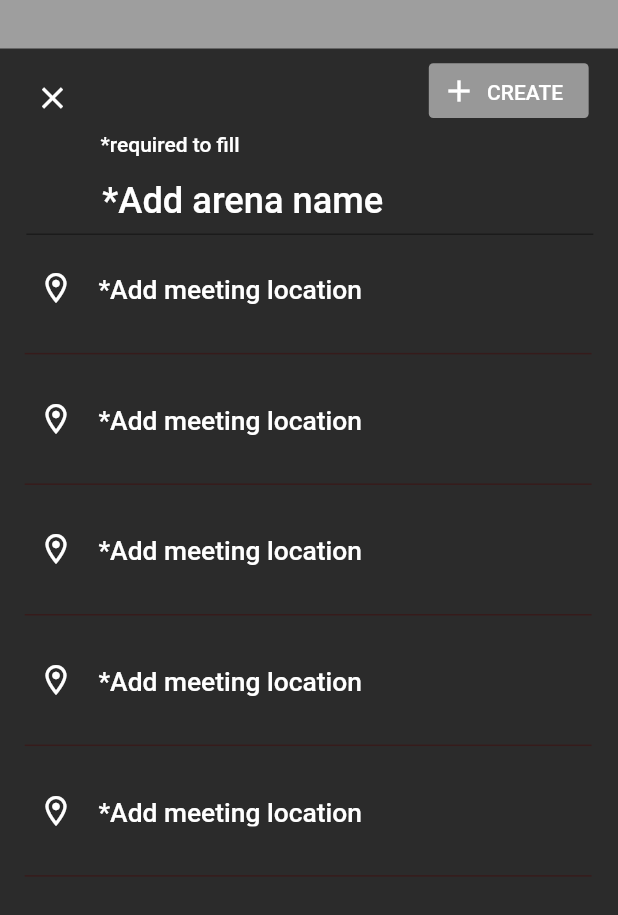
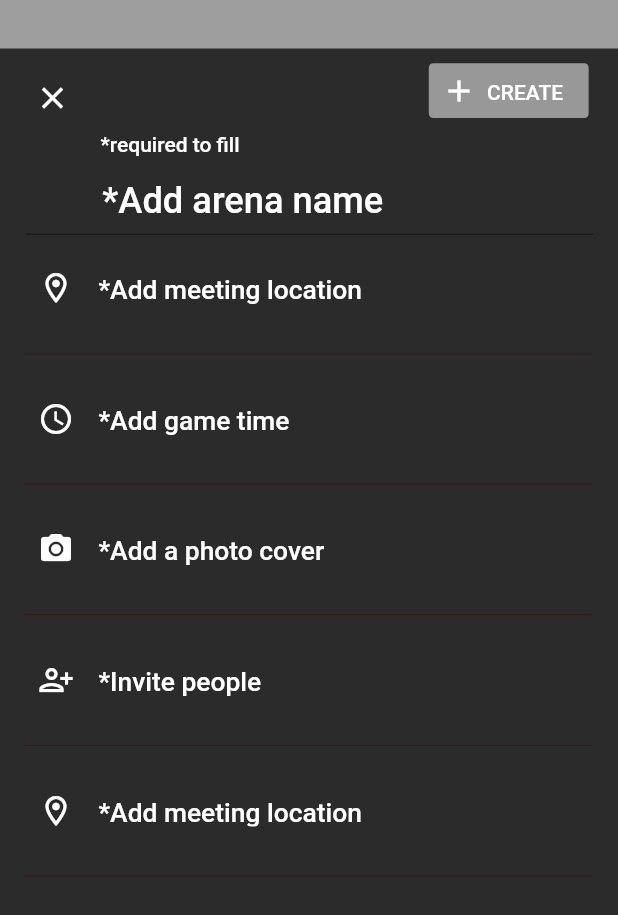
Before and after one commit to PavloKonopadaDev/ConrealityApp, a Flutter app: the CreateArenaForm screen opened directly, on a phone screen of 412 x 824 dp. Shown: the top 915 px of the screen. Run offline on Flutter 3.47's test engine with Material 2 defaults, Android fonts, the phone set to English and light mode, and no system bars; our stand-ins replace flutter_screenutil, form_field_validator; missing offline and left inert: barcode_scan; project files that could hold a hidden picture were left out.

Commit message:
changing CreateArenaPage

```diff
--- a/conreality_app/lib/pages/createArena/create_arena_form.dart
+++ b/conreality_app/lib/pages/createArena/create_arena_form.dart
@@ -136,12 +136,11 @@ class _CreateArenaFormState extends State<CreateArenaForm> {
               ),
               _buildAddLocation(),
               _buildDivider(),
-               _buildAddLocation(),
+              _buildGameTime(),
               _buildDivider(),
-               _buildAddLocation(),
+              _buildAddAPhotoCover(),
               _buildDivider(),
-
-               _buildAddLocation(),
+              _buildInvitePeople(),
               _buildDivider(),
               _buildAddLocation(),
               _buildDivider(),
@@ -185,21 +184,17 @@ class _CreateArenaFormState extends State<CreateArenaForm> {
   //   }
   // }
 
-
-
-
-Widget _buildDivider(){
+  Widget _buildDivider() {
     return Divider(
       indent: ScreenUtil().setWidth(14.97),
-             endIndent:ScreenUtil().setWidth(16.03) ,
+      endIndent: ScreenUtil().setWidth(16.03),
       thickness: 1,
       //  height: ScreenUtil().setHeight(1),
       color: Color(0xFF361B1B),
-
     );
   }
 
-Widget _buildAddLocation(){
+  Widget _buildAddLocation() {
     return Container(
       height: ScreenUtil().setHeight(70),
       child: Padding(
@@ -239,18 +234,172 @@ Widget _buildAddLocation(){
         ),
       ),
     );
-
   }
 
+  Widget _buildGameTime() {
+    return Container(
+      height: ScreenUtil().setHeight(70),
+      child: Padding(
+        padding: EdgeInsets.only(
+          left: ScreenUtil().setWidth(16.03),
+          right: ScreenUtil().setWidth(14.97),
+        ),
+        child: Container(
+          child: Row(
+            children: [
+              Container(
+                height: ScreenUtil().setHeight(38),
+                width: ScreenUtil().setWidth(36),
+                child: Icon(
+                  Icons.access_time,
+                  color: Colors.white,
+                ),
+              ),
+              SizedBox(
+                width: ScreenUtil().setWidth(7.72),
+              ),
+              Container(
+                height: ScreenUtil().setHeight(21),
+                width: ScreenUtil().setWidth(169),
+                child: Text(
+                  "*Add game time",
+                  style: TextStyle(
+                    fontWeight: FontWeight.w400,
+                    fontSize: ScreenUtil().setSp(16),
+                    color: Colors.white,
+                    height: ScreenUtil().setHeight(1.3),
+                  ),
+                ),
+              ),
+            ],
+          ),
+        ),
+      ),
+    );
+  }
 
+  Widget _buildAddAPhotoCover() {
+    return Container(
+      height: ScreenUtil().setHeight(70),
+      child: Padding(
+        padding: EdgeInsets.only(
+          left: ScreenUtil().setWidth(16.03),
+          right: ScreenUtil().setWidth(14.97),
+        ),
+        child: Container(
+          child: Row(
+            children: [
+              Container(
+                height: ScreenUtil().setHeight(38),
+                width: ScreenUtil().setWidth(36),
+                child: Icon(
+                  Icons.photo_camera,
+                  color: Colors.white,
+                ),
+              ),
+              SizedBox(
+                width: ScreenUtil().setWidth(7.72),
+              ),
+              Container(
+                height: ScreenUtil().setHeight(21),
+                width: ScreenUtil().setWidth(169),
+                child: Text(
+                  "*Add a photo cover",
+                  style: TextStyle(
+                    fontWeight: FontWeight.w400,
+                    fontSize: ScreenUtil().setSp(16),
+                    color: Colors.white,
+                    height: ScreenUtil().setHeight(1.3),
+                  ),
+                ),
+              ),
+            ],
+          ),
+        ),
+      ),
+    );
+  }
 
-
-
-
-
-
-
-
-
-
+  Widget _buildInvitePeople() {
+    return Container(
+      height: ScreenUtil().setHeight(70),
+      child: Padding(
+        padding: EdgeInsets.only(
+          left: ScreenUtil().setWidth(16.03),
+          right: ScreenUtil().setWidth(14.97),
+        ),
+        child: Container(
+          child: Row(
+            children: [
+              Container(
+                height: ScreenUtil().setHeight(38),
+                width: ScreenUtil().setWidth(36),
+                child: Icon(
+                  Icons.person_add_alt_1_outlined,
+                  color: Colors.white,
+                ),
+              ),
+              SizedBox(
+                width: ScreenUtil().setWidth(7.72),
+              ),
+              Container(
+                height: ScreenUtil().setHeight(21),
+                width: ScreenUtil().setWidth(169),
+                child: Text(
+                  "*Invite people",
+                  style: TextStyle(
+                    fontWeight: FontWeight.w400,
+                    fontSize: ScreenUtil().setSp(16),
+                    color: Colors.white,
+                    height: ScreenUtil().setHeight(1.3),
+                  ),
+                ),
+              ),
+            ],
+          ),
+        ),
+      ),
+    );
   }
+  Widget _buildAirSoftLviv() {
+    return Container(
+      height: ScreenUtil().setHeight(70),
+      child: Padding(
+        padding: EdgeInsets.only(
+          left: ScreenUtil().setWidth(16.03),
+          right: ScreenUtil().setWidth(14.97),
+        ),
+        child: Container(
+          child: Row(
+            children: [
+              Container(
+                height: ScreenUtil().setHeight(38),
+                width: ScreenUtil().setWidth(36),
+                child: Icon(
+                  Icons.person_add,
+                  color: Colors.white,
+                ),
+              ),
+              SizedBox(
+                width: ScreenUtil().setWidth(7.72),
+              ),
+              Container(
+                height: ScreenUtil().setHeight(21),
+                width: ScreenUtil().setWidth(169),
+                child: Text(
+                  "*Ait Soft Lviv (@airsoft_lviv)",
+                  style: TextStyle(
+                    fontWeight: FontWeight.w400,
+                    fontSize: ScreenUtil().setSp(16),
+                    color: Colors.white,
+                    height: ScreenUtil().setHeight(1.3),
+                  ),
+                ),
+              ),
+            ],
+          ),
+        ),
+      ),
+    );
+  }
+}
--- a/conreality_app/pubspec.yaml
+++ b/conreality_app/pubspec.yaml
@@ -78,5 +78,6 @@ flutter:
         - asset: assets/fonts/Roboto-Medium.ttf
 
 
+
   # For details regarding fonts from package dependencies,
   # see https://flutter.dev/custom-fonts/#from-packages
```
Also changed, not shown: conreality_app/assets/icons /Owner.svg (added). Lines whose indentation alone changed are shown as unchanged.
